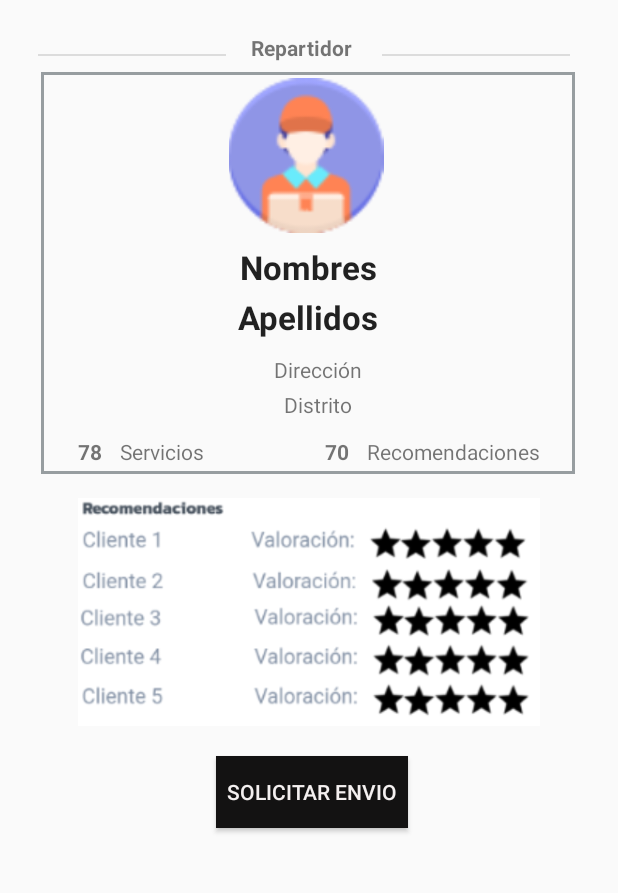
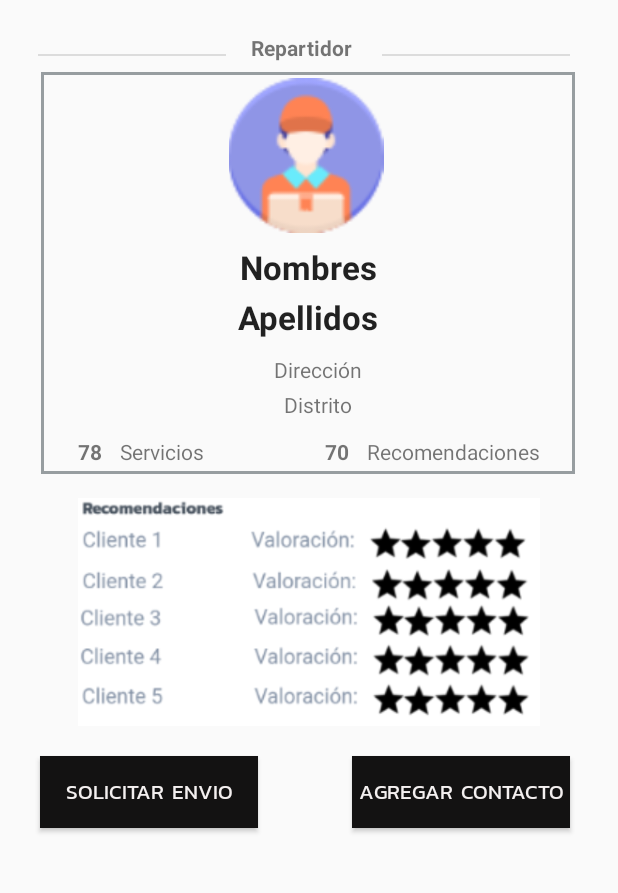
Before and after one commit to CarlosCarbonel/TF_GRUPO03_MicroDelivery, an Android app: the Perfil_Repartidor screen opened directly, with no data from a screen before it, on a phone screen of 412 x 824 dp, the part 240-1133 px from its top. Run offline under Robolectric (Android 15) with nearby library versions, the phone set to English and light mode, and no system bars.

Commit message:
Lista de usuarios creados Agregar usuarios predefinidos en BD Utilización de cada fila de repartidor como boton para ir a su hoja detalle Ingreso a pantalla detalle de repartidor Boton con popup para simular llamada + popup basico listo Tabla y gestión de contactos + interface Contacto

```diff
--- a/app/src/main/AndroidManifest.xml
+++ b/app/src/main/AndroidManifest.xml
@@ -13,6 +13,9 @@
         android:supportsRtl="true"
         android:theme="@style/Theme.TF_GRUPO03_MicroDelivery"
         tools:targetApi="31">
+        <activity
+            android:name=".util.ListaContactos"
+            android:exported="false" />
         <activity
             android:name=".util.lista_contactos"
             android:exported="false" />
--- a/app/src/main/java/com/upc/tf_grupo03_microdelivery/util/Lista_contactos.kt
+++ b/app/src/main/java/com/upc/tf_grupo03_microdelivery/util/ListaContactos.kt
@@ -4,7 +4,7 @@ import androidx.appcompat.app.AppCompatActivity
 import android.os.Bundle
 import com.upc.tf_grupo03_microdelivery.R
 
-class lista_contactos : AppCompatActivity() {
+class ListaContactos : AppCompatActivity() {
     override fun onCreate(savedInstanceState: Bundle?) {
         super.onCreate(savedInstanceState)
         setContentView(R.layout.activity_lista_contactos)
--- a/app/src/main/res/layout/activity_lista_contactos.xml
+++ b/app/src/main/res/layout/activity_lista_contactos.xml
@@ -80,7 +80,7 @@
         app:layout_constraintTop_toBottomOf="@+id/imglogo" />
 
     <androidx.recyclerview.widget.RecyclerView
-        android:id="@+id/rvUsuarios"
+        android:id="@+id/rvContactos"
         android:layout_width="match_parent"
         android:layout_height="480dp"
         android:background="#FFCD0F"
--- a/app/src/main/res/layout/activity_perfil_repartidor.xml
+++ b/app/src/main/res/layout/activity_perfil_repartidor.xml
@@ -178,15 +178,32 @@
 
     <Button
         android:id="@+id/btnpopupllamada"
-        android:layout_width="128dp"
+        android:layout_width="145dp"
         android:layout_height="48dp"
         android:layout_marginTop="20dp"
         android:background="#131212"
+        android:fontFamily="@font/kanit"
         android:text="Solicitar Envio"
         android:textColor="#F4F0F0"
         app:layout_constraintEnd_toEndOf="parent"
-        app:layout_constraintHorizontal_bias="0.507"
+        app:layout_constraintHorizontal_bias="0.101"
         app:layout_constraintStart_toStartOf="parent"
         app:layout_constraintTop_toBottomOf="@+id/imageView18" />
 
+    <Button
+        android:id="@+id/btnagregarcontacto"
+        android:layout_width="145dp"
+        android:layout_height="48dp"
+        android:layout_marginTop="20dp"
+        android:background="#131212"
+        android:fontFamily="@font/kanit"
+        android:text="Agregar Contacto"
+        android:textColor="#F4F0F0"
+        app:layout_constraintBottom_toBottomOf="parent"
+        app:layout_constraintEnd_toEndOf="parent"
+        app:layout_constraintHorizontal_bias="0.659"
+        app:layout_constraintStart_toEndOf="@+id/btnpopupllamada"
+        app:layout_constraintTop_toBottomOf="@+id/imageView18"
+        app:layout_constraintVertical_bias="0.0" />
+
 </androidx.constraintlayout.widget.ConstraintLayout>
```
